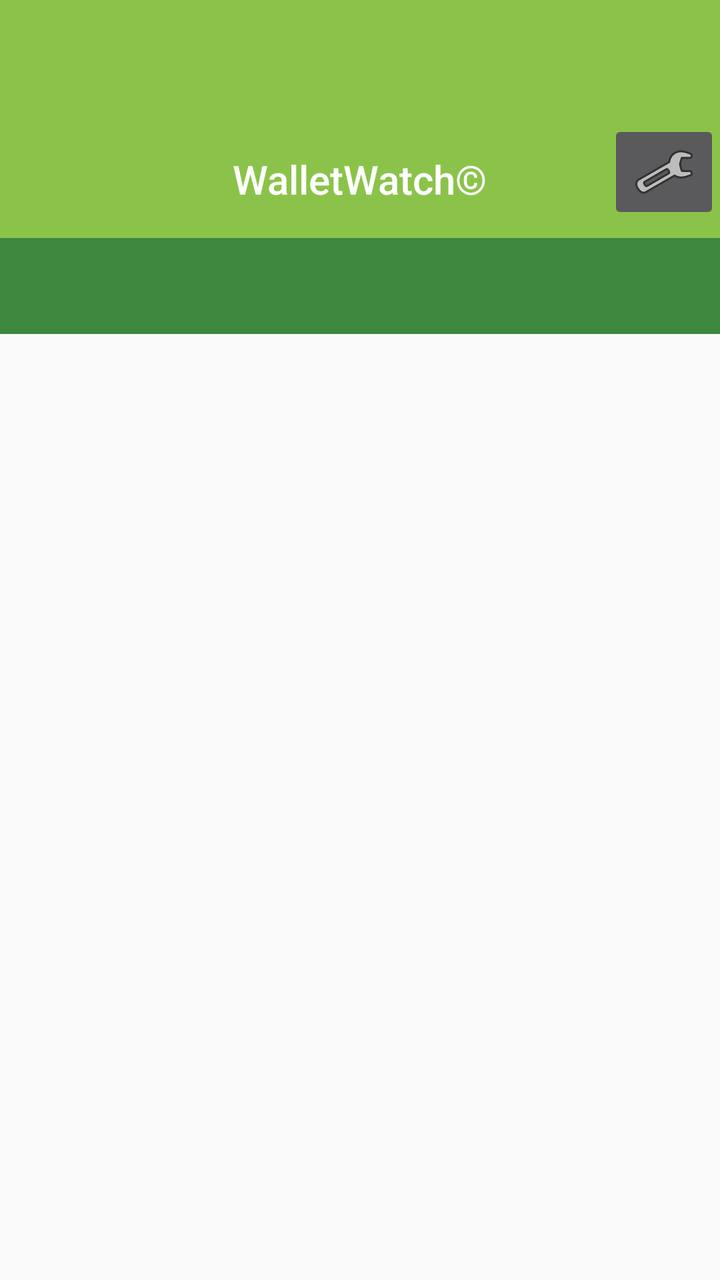
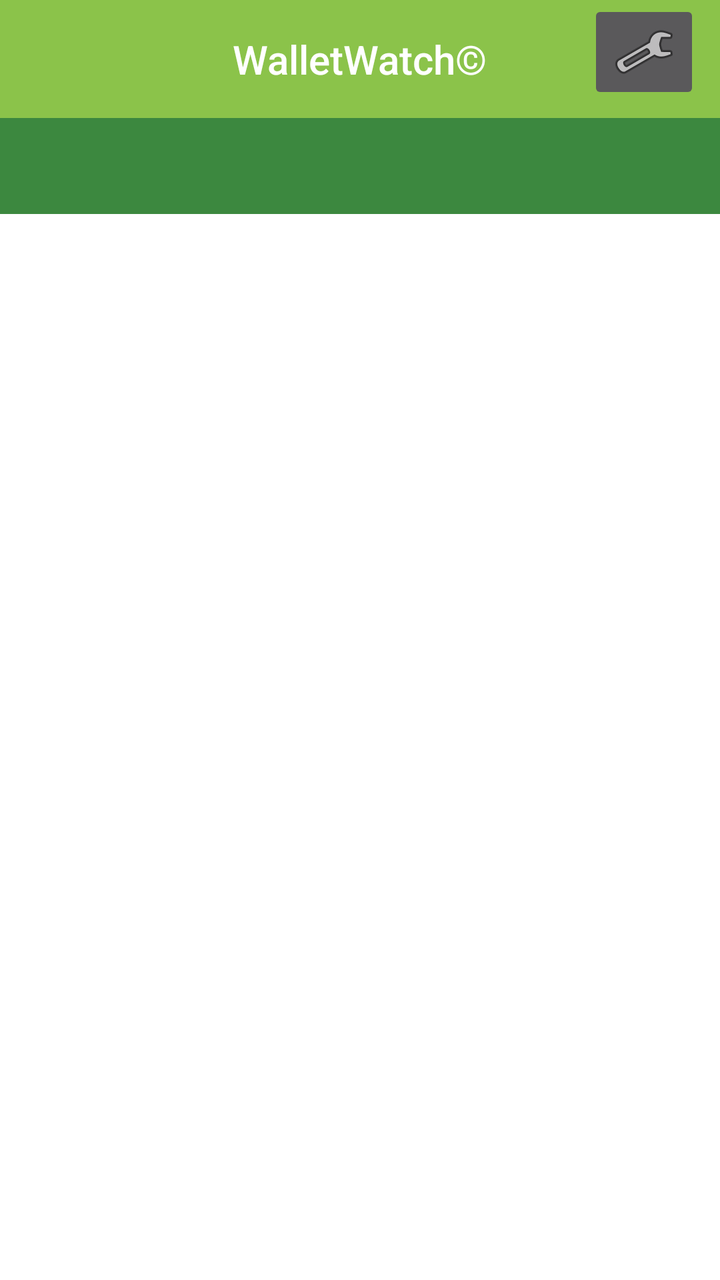

Before-and-after screenshots of an Android layout around one commit, followed by the original layout XML and the change that was made.
<!-- AndroidManifest.xml: activity theme AppTheme.NoActionBar -->
<!-- res/layout/activity_main.xml -->
<?xml version="1.0" encoding="utf-8"?>
<androidx.constraintlayout.widget.ConstraintLayout xmlns:android="http://schemas.android.com/apk/res/android"
    xmlns:app="http://schemas.android.com/apk/res-auto"
    xmlns:tools="http://schemas.android.com/tools"
    android:id="@+id/mainLayout"
    android:layout_width="match_parent"
    android:layout_height="match_parent"
    tools:context=".main.MainActivity">

    <com.google.android.material.appbar.AppBarLayout
        android:id="@+id/mainHeadingLayout"
        android:layout_width="0dp"
        android:layout_height="wrap_content"
        android:background="@color/colorAccent"
        android:theme="@style/AppTheme.AppBarOverlay"
        app:layout_constraintEnd_toEndOf="parent"
        app:layout_constraintStart_toStartOf="parent"
        app:layout_constraintTop_toTopOf="parent">

        <RelativeLayout
            android:id="@+id/mainTopLayout"
            android:layout_marginTop="60dp"
            android:layout_width="match_parent"
            android:layout_height="wrap_content">

            <TextView
                android:id="@+id/mainTitle"
                android:layout_width="wrap_content"
                android:layout_height="wrap_content"
                android:layout_centerInParent="true"
                android:minHeight="?actionBarSize"
                android:padding="@dimen/appbar_padding"
                android:text="@string/headingString"
                android:textSize="20sp"
                android:textAppearance="@style/TextAppearance.Widget.AppCompat.Toolbar.Title"
                tools:ignore="RelativeOverlap,TextContrastCheck" />

            <ImageButton
                android:id="@+id/openSettingsButton"

                android:layout_width="wrap_content"
                android:layout_height="wrap_content"
                android:layout_alignParentEnd="true"
                android:contentDescription="@string/settingsString"
                app:srcCompat="@android:drawable/ic_menu_manage" />

        </RelativeLayout>

        <com.google.android.material.tabs.TabLayout
            android:id="@+id/mainTabs"
            android:layout_width="match_parent"
            android:layout_height="wrap_content"
            android:background="@color/colorPrimaryDark"
            app:tabTextColor="#FFFFFF"
            tools:ignore="SpeakableTextPresentCheck" />

    </com.google.android.material.appbar.AppBarLayout>

    <RelativeLayout
        android:id="@+id/mainPagerLayout"
        android:layout_width="match_parent"
        android:layout_height="0dp"
        app:layout_constraintBottom_toBottomOf="parent"
        app:layout_constraintStart_toStartOf="parent"
        app:layout_constraintTop_toBottomOf="@id/mainHeadingLayout">

        <androidx.viewpager2.widget.ViewPager2
            android:id="@+id/mainPager"
            android:layout_width="match_parent"
            android:layout_height="match_parent"
            app:layout_behavior="@string/appbar_scrolling_view_behavior"
            app:layout_constraintBottom_toBottomOf="parent"
            app:layout_constraintStart_toStartOf="parent"
            app:layout_constraintTop_toTopOf="parent" />

        <ProgressBar
            android:id="@+id/loadingBar"
            style="?android:attr/progressBarStyle"
            android:layout_width="match_parent"
            android:layout_height="wrap_content"
            android:padding="@dimen/appbar_padding"
            android:visibility="gone" />

    </RelativeLayout>

</androidx.constraintlayout.widget.ConstraintLayout>
<!-- resources referenced by this layout -->
<resources>
  <color name="colorAccent">#8BC34A</color>
  <color name="colorPrimaryDark">#3C883F</color>
  <dimen name="appbar_padding">16dp</dimen>
  <string name="headingString">WalletWatch©</string>
  <string name="settingsString">Settings</string>
  <style name="AppTheme.AppBarOverlay" parent="ThemeOverlay.AppCompat.Dark.ActionBar" />
  <style name="AppTheme.NoActionBar">
          <item name="windowActionBar">false</item>
          <item name="windowNoTitle">true</item>
      </style>
</resources>

<!-- the commit's change to res/layout/activity_main.xml (unified diff, before → after) -->
@@ -5,12 +5,14 @@
     android:id="@+id/mainLayout"
     android:layout_width="match_parent"
     android:layout_height="match_parent"
+    android:background="#FFFFFF"
     tools:context=".main.MainActivity">
 
     <com.google.android.material.appbar.AppBarLayout
         android:id="@+id/mainHeadingLayout"
         android:layout_width="0dp"
         android:layout_height="wrap_content"
+        android:fitsSystemWindows="true"
         android:background="@color/colorAccent"
         android:theme="@style/AppTheme.AppBarOverlay"
         app:layout_constraintEnd_toEndOf="parent"
@@ -19,7 +21,6 @@
 
         <RelativeLayout
             android:id="@+id/mainTopLayout"
-            android:layout_marginTop="60dp"
             android:layout_width="match_parent"
             android:layout_height="wrap_content">
 
@@ -37,7 +38,7 @@
 
             <ImageButton
                 android:id="@+id/openSettingsButton"
-
+                android:layout_marginEnd="10dp"
                 android:layout_width="wrap_content"
                 android:layout_height="wrap_content"
                 android:layout_alignParentEnd="true"
